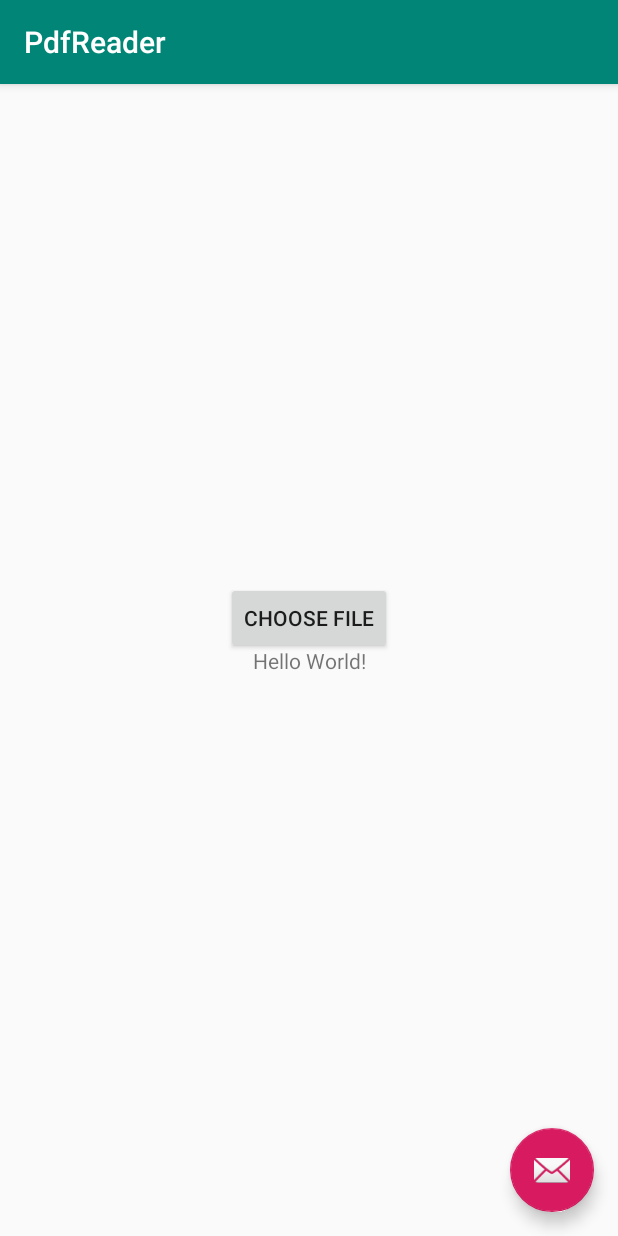
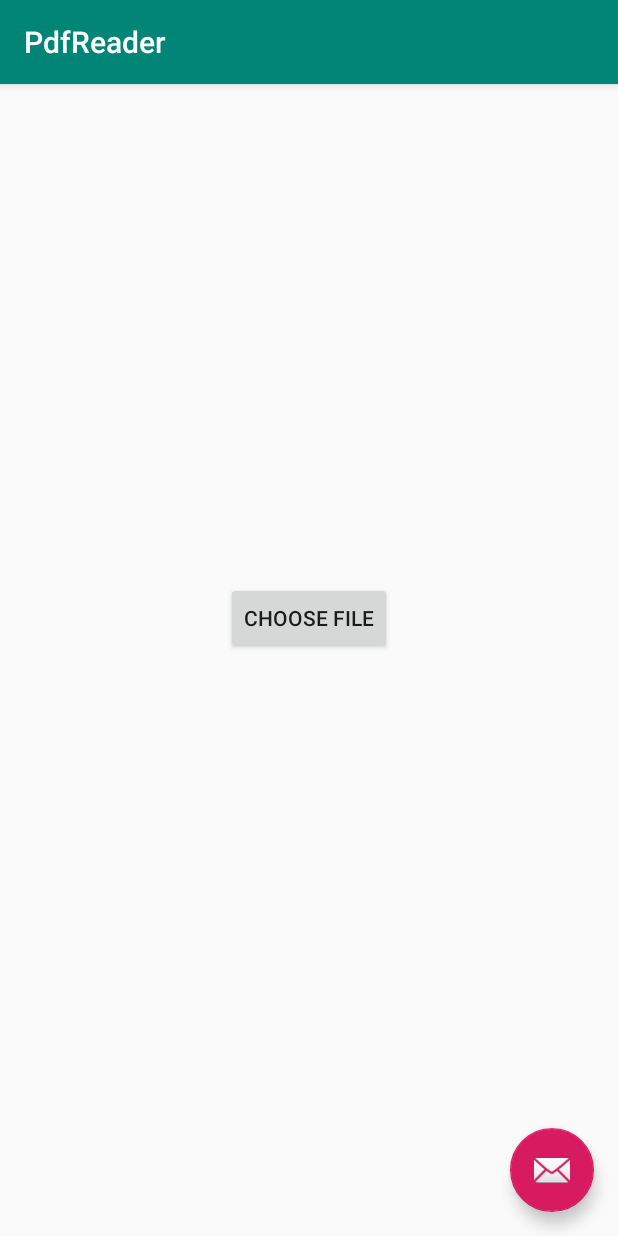
Before and after one commit to anirudh-r-hub/PdfReader, an Android app: the screen it shows after launch (MainActivity), on a phone screen of 412 x 824 dp. Run offline under Robolectric (Android 15) with nearby library versions, the phone set to English and light mode, and no system bars; libraries missing offline, so code that uses them is left out: com.github.barteksc.pdfviewer, com.itextpdf.text, com.nbsp.materialfilepicker.

Commit message:
no change

```diff
--- a/app/src/main/java/com/example/pdfreader/MainActivity.java
+++ b/app/src/main/java/com/example/pdfreader/MainActivity.java
@@ -6,6 +6,7 @@ import android.net.Uri;
 import android.os.Build;
 import android.os.Bundle;
 
+import com.github.barteksc.pdfviewer.PDFView;
 import com.google.android.material.floatingactionbutton.FloatingActionButton;
 import com.google.android.material.snackbar.Snackbar;
 import com.itextpdf.text.pdf.PdfReader;
@@ -28,6 +29,7 @@ import android.view.MenuItem;
 import android.widget.TextView;
 import android.widget.Toast;
 
+import java.io.File;
 import java.util.List;
 import java.util.Locale;
 import java.util.regex.Pattern;
@@ -48,7 +50,8 @@ public class MainActivity extends AppCompatActivity {
         Toolbar toolbar = findViewById(R.id.toolbar);
         setSupportActionBar(toolbar);
 
-        FloatingActionButton fab = findViewById(R.id.fab);
+
+        /*FloatingActionButton fab = findViewById(R.id.fab);
         fab.setOnClickListener(new View.OnClickListener() {
             @Override
             public void onClick(View view) {
@@ -59,9 +62,9 @@ public class MainActivity extends AppCompatActivity {
       //          speechRecognizer.startListening(intent);
             }
 
-        });
+        });*/
         //initialise_text_to_speech();
-        //initialise_speech_recognizer();
+        //initialise_speech_recognizer();*/
     }
 
     //##########################FILE PICKER BUTTON#################################################################3
@@ -75,6 +78,7 @@ public class MainActivity extends AppCompatActivity {
         //startActivityForResult(Intent.createChooser(filePicker_intent,"Choose PDF"), 1);
         new MaterialFilePicker()
                 .withActivity(this)
+                .withRootPath("/storage/")
                 .withRequestCode(1000)
                 .withHiddenFiles(true) // Show hidden files and folders
                 .start();
--- a/app/src/main/res/layout/activity_main.xml
+++ b/app/src/main/res/layout/activity_main.xml
@@ -33,7 +33,7 @@
 
 
 
-        <Button
+       <Button
             android:layout_width="wrap_content"
             android:layout_height="wrap_content"
             android:id="@+id/btn_filepicker"
@@ -43,4 +43,5 @@
             />
 
 
+
 </androidx.coordinatorlayout.widget.CoordinatorLayout>
--- a/app/src/main/res/layout/content_main.xml
+++ b/app/src/main/res/layout/content_main.xml
@@ -11,7 +11,7 @@
     <TextView
         android:layout_width="wrap_content"
         android:layout_height="wrap_content"
-        android:text="Hello World!"
+        android:text=""
         app:layout_constraintBottom_toBottomOf="parent"
         app:layout_constraintLeft_toLeftOf="parent"
         app:layout_constraintRight_toRightOf="parent"
--- a/app/src/main/res/values/strings.xml
+++ b/app/src/main/res/values/strings.xml
@@ -1,4 +1,5 @@
 <resources>
     <string name="app_name">PdfReader</string>
     <string name="action_settings">Settings</string>
+    <string name="title_activity_main2">Main2Activity</string>
 </resources>
```
Also changed, not shown: app/src/main/AndroidManifest.xml (+4 -4 lines), app/src/main/java/com/example/pdfreader/Book1.java (+33 -4 lines).
